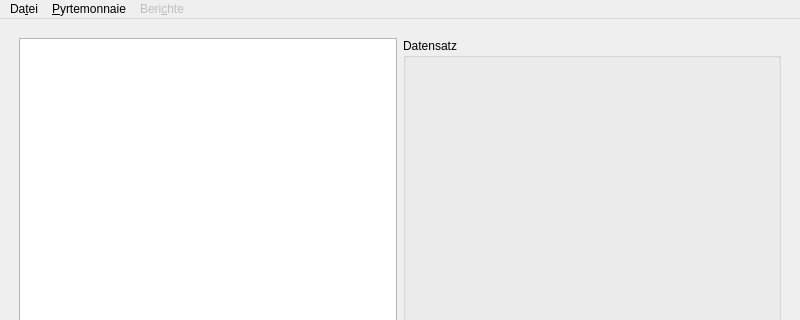
Qt form ui/MainWindow.ui (Isotop7/pyrtemonnaie) before a commit; both pictures show x 0 to 800 and y 0 to 320 of the 800 by 600 pixel window.
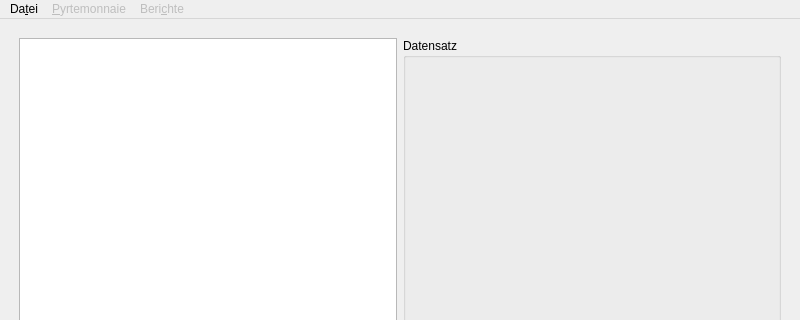
The same form after that commit.

What changed in the file:
```diff
--- a/ui/MainWindow.ui
+++ b/ui/MainWindow.ui
@@ -81,7 +81,7 @@
      <height>28</height>
     </rect>
    </property>
-   <widget class="QMenu" name="menuDatei">
+   <widget class="QMenu" name="menuFile">
     <property name="title">
      <string>Da&amp;tei</string>
     </property>
@@ -102,6 +102,9 @@
     <addaction name="actionBeenden"/>
    </widget>
    <widget class="QMenu" name="menuPyrtemonnaie">
+    <property name="enabled">
+     <bool>false</bool>
+    </property>
     <property name="title">
      <string>&amp;Pyrtemonnaie</string>
     </property>
@@ -111,7 +114,7 @@
     <addaction name="separator"/>
     <addaction name="actionPyrtemonnaie_anzeigen"/>
    </widget>
-   <widget class="QMenu" name="menuBerichte">
+   <widget class="QMenu" name="menuReports">
     <property name="enabled">
      <bool>false</bool>
     </property>
@@ -119,9 +122,9 @@
      <string>Beri&amp;chte</string>
     </property>
    </widget>
-   <addaction name="menuDatei"/>
+   <addaction name="menuFile"/>
    <addaction name="menuPyrtemonnaie"/>
-   <addaction name="menuBerichte"/>
+   <addaction name="menuReports"/>
   </widget>
   <widget class="QStatusBar" name="statusbar"/>
   <action name="actionPyrtemonnaie_ffnen">
```
Left out of the diff: 47 changed lines with no effect on the pictures.
